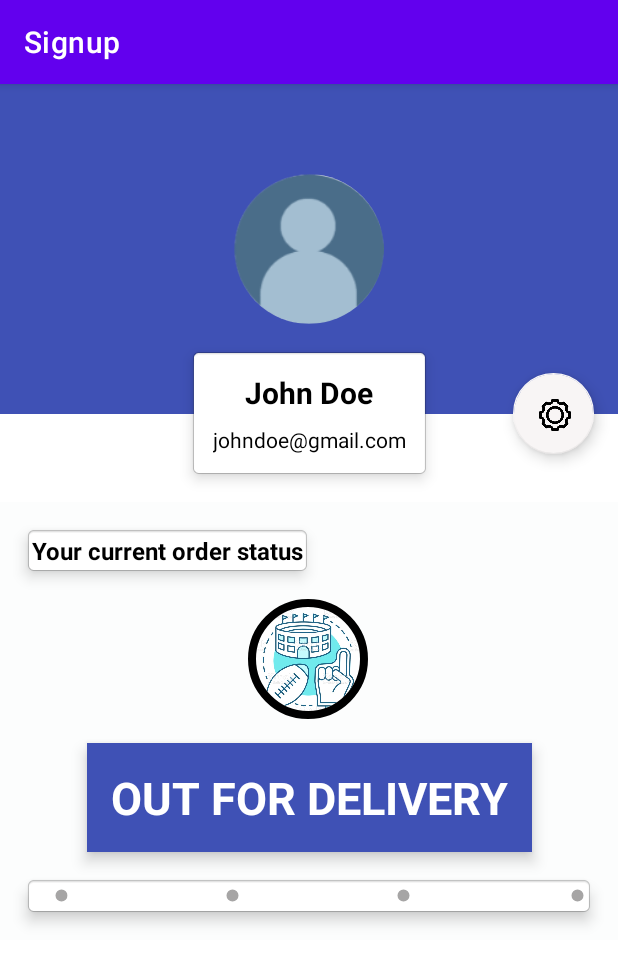
After one commit to thakurmandar86/sports_accessories_apk, an Android app: the fragment MyAccountFragment shown on its own in the app's theme, on a phone screen of 412 x 824 dp. The commit adds this screen. Shown: the top 965 px of the screen. Run offline under Robolectric (Android 15) with nearby library versions, the phone set to English and light mode, and no system bars; our stand-ins replace CircleImageView.

Commit message:
my account fragment created

```diff
--- a/app/build.gradle
+++ b/app/build.gradle
@@ -37,7 +37,9 @@ dependencies {
     implementation 'androidx.navigation:navigation-ui:2.2.2'
     implementation 'androidx.lifecycle:lifecycle-livedata-ktx:2.2.0'
     implementation 'androidx.lifecycle:lifecycle-viewmodel-ktx:2.2.0'
+    implementation 'androidx.legacy:legacy-support-v4:1.0.0'
     testImplementation 'junit:junit:4.+'
     androidTestImplementation 'androidx.test.ext:junit:1.1.2'
     androidTestImplementation 'androidx.test.espresso:espresso-core:3.3.0'
+    implementation 'de.hdodenhof:circleimageview:3.1.0'
 }
--- /dev/null
+++ b/app/src/main/java/com/example/signup/MyAccountFragment.java
@@ -0,0 +1,64 @@
+package com.example.signup;
+
+import android.os.Bundle;
+
+import androidx.fragment.app.Fragment;
+
+import android.view.LayoutInflater;
+import android.view.View;
+import android.view.ViewGroup;
+
+/**
+ * A simple {@link Fragment} subclass.
+ * Use the {@link MyAccountFragment#newInstance} factory method to
+ * create an instance of this fragment.
+ */
+public class MyAccountFragment extends Fragment {
+
+    // TODO: Rename parameter arguments, choose names that match
+    // the fragment initialization parameters, e.g. ARG_ITEM_NUMBER
+    private static final String ARG_PARAM1 = "param1";
+    private static final String ARG_PARAM2 = "param2";
+
+    // TODO: Rename and change types of parameters
+    private String mParam1;
+    private String mParam2;
+
+    public MyAccountFragment() {
+        // Required empty public constructor
+    }
+
+    /**
+     * Use this factory method to create a new instance of
+     * this fragment using the provided parameters.
+     *
+     * @param param1 Parameter 1.
+     * @param param2 Parameter 2.
+     * @return A new instance of fragment MyAccountFragment.
+     */
+    // TODO: Rename and change types and number of parameters
+    public static MyAccountFragment newInstance(String param1, String param2) {
+        MyAccountFragment fragment = new MyAccountFragment();
+        Bundle args = new Bundle();
+        args.putString(ARG_PARAM1, param1);
+        args.putString(ARG_PARAM2, param2);
+        fragment.setArguments(args);
+        return fragment;
+    }
+
+    @Override
+    public void onCreate(Bundle savedInstanceState) {
+        super.onCreate(savedInstanceState);
+        if (getArguments() != null) {
+            mParam1 = getArguments().getString(ARG_PARAM1);
+            mParam2 = getArguments().getString(ARG_PARAM2);
+        }
+    }
+
+    @Override
+    public View onCreateView(LayoutInflater inflater, ViewGroup container,
+                             Bundle savedInstanceState) {
+        // Inflate the layout for this fragment
+        return inflater.inflate(R.layout.fragment_my_account, container, false);
+    }
+}
--- a/app/src/main/java/com/example/signup/ProductImagesAdapter.java
+++ b/app/src/main/java/com/example/signup/ProductImagesAdapter.java
@@ -20,7 +20,7 @@ public class ProductImagesAdapter extends PagerAdapter {
     @Override
     public Object instantiateItem(@NonNull ViewGroup container, int position) {
         ImageView productImage = new ImageView(container.getContext());
-        productImage.setImageResource(productImage.get(position));
+        productImage.setImageResource(productImage.getAdjustViewBounds(position));
         container.addView(productImage,0);
         return productImage;
     }
--- a/app/src/main/java/com/example/signup/dashboard.java
+++ b/app/src/main/java/com/example/signup/dashboard.java
@@ -49,6 +49,7 @@ public class dashboard extends AppCompatActivity {
         NavController navController = Navigation.findNavController(this, R.id.nav_host_fragment);
         NavigationUI.setupActionBarWithNavController(this, navController, mAppBarConfiguration);
         NavigationUI.setupWithNavController(navigationView, navController);
+        //MenuItem item = NavigationView.getMenu().getItem(0, setChecked(true));
     }
 
     @Override
@@ -76,7 +77,10 @@ public class dashboard extends AppCompatActivity {
 
         }else if(id==R.id.nav_myaccount){
 
+        }else  if(id==R.id.nav_signout){
+
         }
+
         DrawerLayout drawer=(DrawerLayout)findViewById(R.id.drawer_layout);
         drawer.closeDrawer(GravityCompat.START);
         return  true;
--- a/app/src/main/res/layout-v21/activity_main.xml
+++ b/app/src/main/res/layout-v21/activity_main.xml
@@ -7,7 +7,7 @@
     tools:context=".MainActivity">
 
     <ImageView
-        android:id="@+id/imageView"
+        android:id="@+id/profile_image"
         android:layout_width="match_parent"
         android:layout_height="match_parent"
         android:contentDescription="@string/background_signin"
@@ -29,7 +29,7 @@
         app:layout_constraintEnd_toEndOf="parent"
         app:layout_constraintHorizontal_bias="0.174"
         app:layout_constraintStart_toStartOf="parent"
-        app:layout_constraintTop_toTopOf="@+id/imageView" />
+        app:layout_constraintTop_toTopOf="@+id/profile_image" />
 
     <LinearLayout
         android:layout_width="match_parent"
--- a/app/src/main/res/layout/app_bar_main.xml
+++ b/app/src/main/res/layout/app_bar_main.xml
@@ -4,7 +4,7 @@
     xmlns:tools="http://schemas.android.com/tools"
     android:layout_width="match_parent"
     android:layout_height="match_parent"
-    tools:context=".MainActivity">
+    tools:context=".dashboard">
 
     <com.google.android.material.appbar.AppBarLayout
         android:layout_width="match_parent"
--- /dev/null
+++ b/app/src/main/res/layout/fragment_my_account.xml
@@ -0,0 +1,23 @@
+<?xml version="1.0" encoding="utf-8"?>
+<FrameLayout xmlns:android="http://schemas.android.com/apk/res/android"
+    xmlns:tools="http://schemas.android.com/tools"
+    android:layout_width="match_parent"
+    android:layout_height="match_parent"
+    tools:context=".MyAccountFragment">
+
+    <ScrollView
+        android:layout_width="match_parent"
+        android:layout_height="match_parent">
+
+        <LinearLayout
+            android:layout_width="match_parent"
+            android:layout_height="wrap_content"
+            android:orientation="vertical" >
+            <include layout="@layout/profile_data_layout"/>
+            <include layout="@layout/order_status_layout"/>
+
+
+
+        </LinearLayout>
+    </ScrollView>
+</FrameLayout>
--- a/app/src/main/res/layout/nav_header_main.xml
+++ b/app/src/main/res/layout/nav_header_main.xml
@@ -1,10 +1,10 @@
 <?xml version="1.0" encoding="utf-8"?>
-<LinearLayout xmlns:android="http://schemas.android.com/apk/res/android"
+<androidx.constraintlayout.widget.ConstraintLayout xmlns:android="http://schemas.android.com/apk/res/android"
     xmlns:app="http://schemas.android.com/apk/res-auto"
+    xmlns:tools="http://schemas.android.com/tools"
     android:layout_width="match_parent"
     android:layout_height="190dp"
     android:background="#3F51B5"
-    android:gravity="bottom"
     android:orientation="vertical"
     android:paddingLeft="@dimen/activity_horizontal_margin"
     android:paddingTop="@dimen/activity_vertical_margin"
@@ -13,24 +13,45 @@
     android:theme="@style/ThemeOverlay.AppCompat.Dark">
 
     <ImageView
-        android:id="@+id/imageView"
+        android:id="@+id/profile_image"
         android:layout_width="115dp"
         android:layout_height="90dp"
+        android:elevation="3dp"
         android:contentDescription="@string/nav_header_desc"
         android:paddingTop="@dimen/nav_header_vertical_spacing"
+        app:layout_constraintBottom_toTopOf="@+id/full_name"
+        app:layout_constraintStart_toStartOf="parent"
         app:srcCompat="@mipmap/profile" />
 
     <TextView
+        android:id="@+id/full_name"
         android:layout_width="match_parent"
         android:layout_height="wrap_content"
         android:paddingTop="@dimen/nav_header_vertical_spacing"
-        android:text="Name"
-        android:textSize="20dp"
-        android:textAppearance="@style/TextAppearance.AppCompat.Body1" />
+        android:text="Not Signed In"
+        android:textColor="@color/white"
+        app:layout_constraintBottom_toTopOf="@+id/email_user"
+        app:layout_constraintStart_toStartOf="parent" />@style/TextAppearance.AppCompat.Body1"
+        android:textSize="20dp" />
 
     <TextView
-        android:id="@+id/textView"
+        android:id="@+id/email_user"
         android:layout_width="wrap_content"
         android:layout_height="wrap_content"
-        android:text="Email Address" />
-</LinearLayout>
+        android:text="Email Address"
+        android:textColor="#80FFFFFF"
+        app:layout_constraintBottom_toBottomOf="parent"
+        app:layout_constraintStart_toStartOf="parent" />
+
+    <ImageView
+        android:id="@+id/add_profile_icon"
+        android:layout_width="26dp"
+        android:layout_height="25dp"
+        android:elevation="5dp"
+        android:layout_marginEnd="12dp"
+        android:layout_marginRight="12dp"
+        android:layout_marginBottom="4dp"
+        app:layout_constraintBottom_toBottomOf="@+id/profile_image"
+        app:layout_constraintEnd_toEndOf="@+id/profile_image"
+        app:srcCompat="@drawable/plus" />
+</androidx.constraintlayout.widget.ConstraintLayout>
--- /dev/null
+++ b/app/src/main/res/layout/order_status_layout.xml
@@ -0,0 +1,151 @@
+<?xml version="1.0" encoding="utf-8"?>
+<androidx.constraintlayout.widget.ConstraintLayout xmlns:android="http://schemas.android.com/apk/res/android"
+    xmlns:app="http://schemas.android.com/apk/res-auto"
+    xmlns:tools="http://schemas.android.com/tools"
+    android:layout_width="match_parent"
+    android:layout_height="wrap_content"
+    android:background="#FCFDFD">
+
+    <TextView
+        android:id="@+id/textView"
+        android:layout_width="wrap_content"
+        android:layout_height="wrap_content"
+        android:layout_marginStart="16dp"
+        android:layout_marginLeft="16dp"
+        android:layout_marginTop="16dp"
+        android:background="@android:drawable/editbox_background_normal"
+        android:elevation="6dp"
+        android:padding="5dp"
+        android:text="Your current order status"
+        android:textColor="#000000"
+        android:textSize="16dp"
+        android:textStyle="bold"
+        app:layout_constraintStart_toStartOf="parent"
+        app:layout_constraintTop_toTopOf="parent" />
+
+    <de.hdodenhof.circleimageview.CircleImageView
+        android:id="@+id/circleImageView"
+        android:layout_width="80dp"
+        android:layout_height="80dp"
+        android:layout_marginStart="16dp"
+        android:layout_marginLeft="16dp"
+        android:layout_marginTop="16dp"
+        android:layout_marginEnd="16dp"
+        android:layout_marginRight="16dp"
+        android:src="@drawable/productorder"
+        app:civ_border_width="5dp"
+        app:layout_constraintEnd_toEndOf="parent"
+        app:layout_constraintHorizontal_bias="0.498"
+        app:layout_constraintStart_toStartOf="parent"
+        app:layout_constraintTop_toBottomOf="@+id/textView"
+        tools:ignore="MissingConstraints" />
+
+    <TextView
+        android:id="@+id/textView2"
+        android:layout_width="wrap_content"
+        android:layout_height="wrap_content"
+        android:layout_marginStart="16dp"
+        android:layout_marginLeft="16dp"
+        android:layout_marginTop="16dp"
+        android:layout_marginEnd="16dp"
+        android:layout_marginRight="16dp"
+        android:background="#3F51B5"
+        android:elevation="6dp"
+        android:padding="16dp"
+        android:text="OUT FOR DELIVERY"
+        android:textColor="@color/white"
+
+        android:textSize="30sp"
+        android:textStyle="bold"
+        app:layout_constraintEnd_toEndOf="parent"
+        app:layout_constraintStart_toStartOf="parent"
+        app:layout_constraintTop_toBottomOf="@+id/circleImageView" />
+
+    <LinearLayout
+        android:layout_width="0dp"
+        android:layout_height="wrap_content"
+        android:layout_marginStart="16dp"
+        android:layout_marginLeft="16dp"
+        android:layout_marginTop="16dp"
+        android:layout_marginEnd="16dp"
+        android:layout_marginRight="16dp"
+        android:layout_marginBottom="16dp"
+        android:background="@android:drawable/editbox_background_normal"
+        android:elevation="6dp"
+        android:orientation="horizontal"
+        android:padding="5dp"
+        app:layout_constraintBottom_toBottomOf="parent"
+        app:layout_constraintEnd_toEndOf="parent"
+        app:layout_constraintStart_toStartOf="parent"
+        app:layout_constraintTop_toBottomOf="@+id/textView2"
+        app:layout_constraintVertical_bias="0.47">
+
+
+        <ImageView
+            android:id="@+id/order_indicator"
+            android:layout_width="15dp"
+            android:layout_height="15dp"
+            android:backgroundTint="@color/purple_500"
+            android:src="@drawable/select_dot"
+            android:tint="#A6A5A5"
+            android:translationX="12dp" />
+
+        <ProgressBar
+            android:id="@+id/order_packed_progress"
+            style="?android:attr/progressBarStyleHorizontal"
+            android:layout_width="wrap_content"
+            android:layout_height="wrap_content"
+            android:layout_weight="1"
+            android:progress="0"
+            android:progressBackgroundTint="@color/white"
+
+            android:progressTint="@color/teal_200"
+            android:translationX="8dp" />
+
+        <ImageView
+            android:id="@+id/packed_indicator"
+            android:layout_width="15dp"
+            android:layout_height="15dp"
+            android:src="@drawable/select_dot"
+            android:translationX="8dp"
+            app:tint="#A6A5A5" />
+
+        <ProgressBar
+            android:id="@+id/packed_shipped_progress"
+            style="?android:attr/progressBarStyleHorizontal"
+            android:layout_width="wrap_content"
+            android:layout_height="wrap_content"
+            android:layout_weight="1"
+            android:progress="0"
+            android:progressBackgroundTint="@color/white"
+            android:translationX="8dp" />
+
+        <ImageView
+            android:id="@+id/shipped_indicator"
+            android:layout_width="15dp"
+            android:layout_height="15dp"
+            android:src="@drawable/select_dot"
+            android:translationX="4dp"
+            app:tint="#A6A5A5" />
+
+        <ProgressBar
+            android:id="@+id/shipped_deliverd_progress"
+            style="?android:attr/progressBarStyleHorizontal"
+            android:layout_width="wrap_content"
+            android:layout_height="wrap_content"
+            android:layout_weight="1"
+            android:progress="0"
+            android:progressBackgroundTint="@color/white"
+            android:translationX="2dp" />
+
+        <ImageView
+            android:id="@+id/delivered_indicator"
+            android:layout_width="15dp"
+            android:layout_height="15dp"
+            android:src="@drawable/select_dot"
+            android:translationX="2dp"
+            app:tint="#A6A5A5" />
+
+
+    </LinearLayout>
+</androidx.constraintlayout.widget.ConstraintLayout>
--- /dev/null
+++ b/app/src/main/res/layout/profile_data_layout.xml
@@ -0,0 +1,83 @@
+<?xml version="1.0" encoding="utf-8"?>
+<androidx.constraintlayout.widget.ConstraintLayout xmlns:android="http://schemas.android.com/apk/res/android"
+    xmlns:app="http://schemas.android.com/apk/res-auto"
+    xmlns:tools="http://schemas.android.com/tools"
+    android:layout_width="match_parent"
+    android:layout_height="wrap_content">
+
+    <LinearLayout
+        android:id="@+id/linearLayout"
+        android:layout_width="match_parent"
+        android:layout_height="220dp"
+        android:background="#3F51B5"
+        android:orientation="horizontal"
+
+        app:layout_constraintBottom_toBottomOf="parent"
+        app:layout_constraintEnd_toEndOf="parent"
+        app:layout_constraintHorizontal_bias="0.0"
+        app:layout_constraintStart_toStartOf="parent"
+        app:layout_constraintTop_toTopOf="parent"
+        app:layout_constraintVertical_bias="0.0" />
+
+    <de.hdodenhof.circleimageview.CircleImageView
+        android:id="@+id/acc_profile_image"
+        android:layout_width="100dp"
+        android:layout_height="100dp"
+        android:elevation="6dp"
+        android:src="@mipmap/profile"
+        app:layout_constraintBottom_toBottomOf="@+id/linearLayout"
+        app:layout_constraintEnd_toEndOf="@+id/linearLayout"
+        app:layout_constraintStart_toStartOf="@+id/linearLayout"
+        app:layout_constraintTop_toTopOf="@+id/linearLayout"
+        tools:ignore="MissingConstraints" />
+
+    <LinearLayout
+        android:id="@+id/linearLayout2"
+        android:layout_width="wrap_content"
+        android:layout_height="wrap_content"
+        android:layout_marginTop="16dp"
+        android:layout_marginBottom="16dp"
+        android:background="@android:drawable/editbox_background_normal"
+        android:elevation="6dp"
+        android:orientation="vertical"
+        android:padding="16dp"
+        app:layout_constraintBottom_toBottomOf="parent"
+        app:layout_constraintEnd_toEndOf="parent"
+        app:layout_constraintStart_toStartOf="parent"
+        app:layout_constraintTop_toBottomOf="@+id/acc_profile_image">
+
+        <TextView
+            android:id="@+id/acc_username"
+            android:layout_width="match_parent"
+            android:layout_height="wrap_content"
+            android:layout_marginBottom="8dp"
+            android:gravity="center_horizontal"
+            android:text="John Doe"
+            android:textAlignment="center"
+            android:textColor="#000000"
+            android:textSize="20dp"
+            android:textStyle="bold" />
+
+        <TextView
+            android:id="@+id/acc_useremail"
+            android:layout_width="match_parent"
+            android:layout_height="wrap_content"
+            android:text="johndoe@gmail.com"
+            android:textAlignment="center"
+            android:textColor="#000000" />
+    </LinearLayout>
+
+    <com.google.android.material.floatingactionbutton.FloatingActionButton
+        android:id="@+id/setting_button"
+        android:layout_width="54dp"
+        android:layout_height="66dp"
+        android:layout_marginEnd="16dp"
+        android:layout_marginRight="16dp"
+        android:clickable="true"
+        app:backgroundTint="#F8F5F5"
+        app:layout_constraintBottom_toBottomOf="@+id/linearLayout2"
+        app:layout_constraintEnd_toEndOf="parent"
+        app:layout_constraintTop_toTopOf="@+id/linearLayout2"
+        app:srcCompat="@drawable/setting" />
+
+</androidx.constraintlayout.widget.ConstraintLayout>
--- a/app/src/main/res/menu/activity_main_drawer.xml
+++ b/app/src/main/res/menu/activity_main_drawer.xml
@@ -3,11 +3,15 @@
     xmlns:tools="http://schemas.android.com/tools"
     tools:showIn="navigation_view">
 
-    <group>
+    <group android:checkableBehavior="single">
         <item
             android:id="@+id/nav_home"
             android:icon="@drawable/home"
             android:title="Home" />
+        <item
+            android:id="@+id/nav_category"
+            android:icon="@drawable/categories"
+            android:title="Categories" />
         <item
             android:id="@+id/nav_brand"
             android:icon="@drawable/brand"
@@ -22,17 +26,9 @@
             android:icon="@drawable/account"
             android:title="My Account" />
     </group>
-
-    <item android:title="Categories"
-        android:icon="@drawable/categories"
-        android:id="@+id/nav_category">
-        <menu>
-            <item
-                android:id="@+id/ball"
-                android:icon="@drawable/ball"
-                android:title="Balls" />
-        </menu>
-
-    </item>
+    <item
+        android:id="@+id/nav_signout"
+        android:icon="@drawable/signout"
+        android:title="Sign Out" />
 
 </menu>
--- /dev/null
+++ b/app/src/main/res/values/navi_theme.xml
@@ -0,0 +1,25 @@
+<resources xmlns:tools="http://schemas.android.com/tools">
+    <!-- Base application theme. -->
+    <style name="Theme.Nagivation_Drawer" parent="Theme.MaterialComponents.DayNight.DarkActionBar">
+        <!-- Primary brand color. -->
+        <item name="colorPrimary">@color/purple_500</item>
+        <item name="colorPrimaryVariant">@color/purple_700</item>
+        <item name="colorOnPrimary">@color/white</item>
+        <!-- Secondary brand color. -->
+        <item name="colorSecondary">@color/teal_200</item>
+        <item name="colorSecondaryVariant">@color/teal_700</item>
+        <item name="colorOnSecondary">@color/black</item>
+        <!-- Status bar color. -->
+        <item name="android:statusBarColor" tools:targetApi="l">?attr/colorPrimaryVariant</item>
+        <!-- Customize your theme here. -->
+    </style>
+
+    <style name="Theme.Nagivation_Drawer.NoActionBar">
+        <item name="windowActionBar">false</item>
+        <item name="windowNoTitle">true</item>
+    </style>
+
+    <style name="Theme.Nagivation_Drawer.AppBarOverlay" parent="ThemeOverlay.AppCompat.Dark.ActionBar" />
+
+    <style name="Theme.Nagivation_Drawer.PopupOverlay" parent="ThemeOverlay.AppCompat.Light" />
+</resources>
--- a/app/src/main/res/values/strings.xml
+++ b/app/src/main/res/values/strings.xml
@@ -43,4 +43,6 @@
     <string name="menu_brand">Slideshow</string>
     <string name="menu_order">Slideshow</string>
     <string name="menu_account">Slideshow</string>
+    <!-- TODO: Remove or change this placeholder text -->
+    <string name="hello_blank_fragment">Hello blank fragment</string>
 </resources>
```
Also changed, not shown: app/src/main/res/drawable-v24/plus.png (added), app/src/main/res/drawable-v24/productorder.jpg (added), app/src/main/res/drawable-v24/profile.png (added), app/src/main/res/drawable-v24/setting.png (added), app/src/main/res/drawable-v24/signout.png (added).
